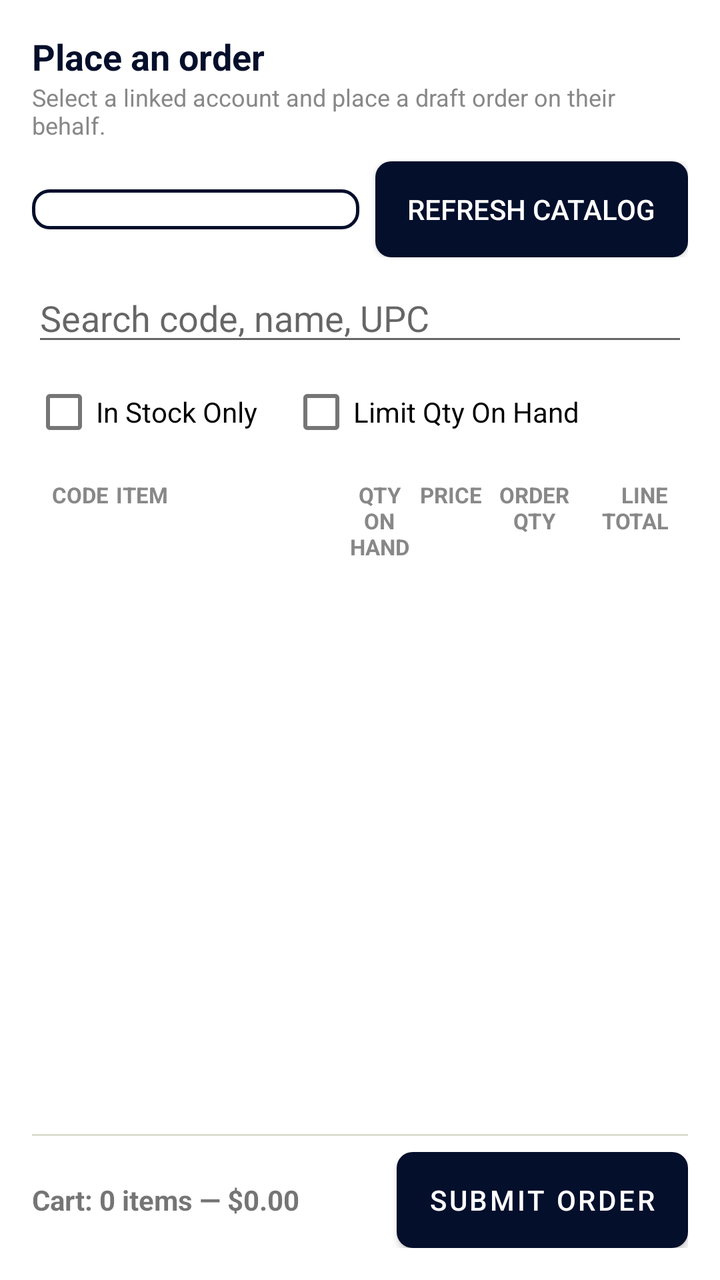
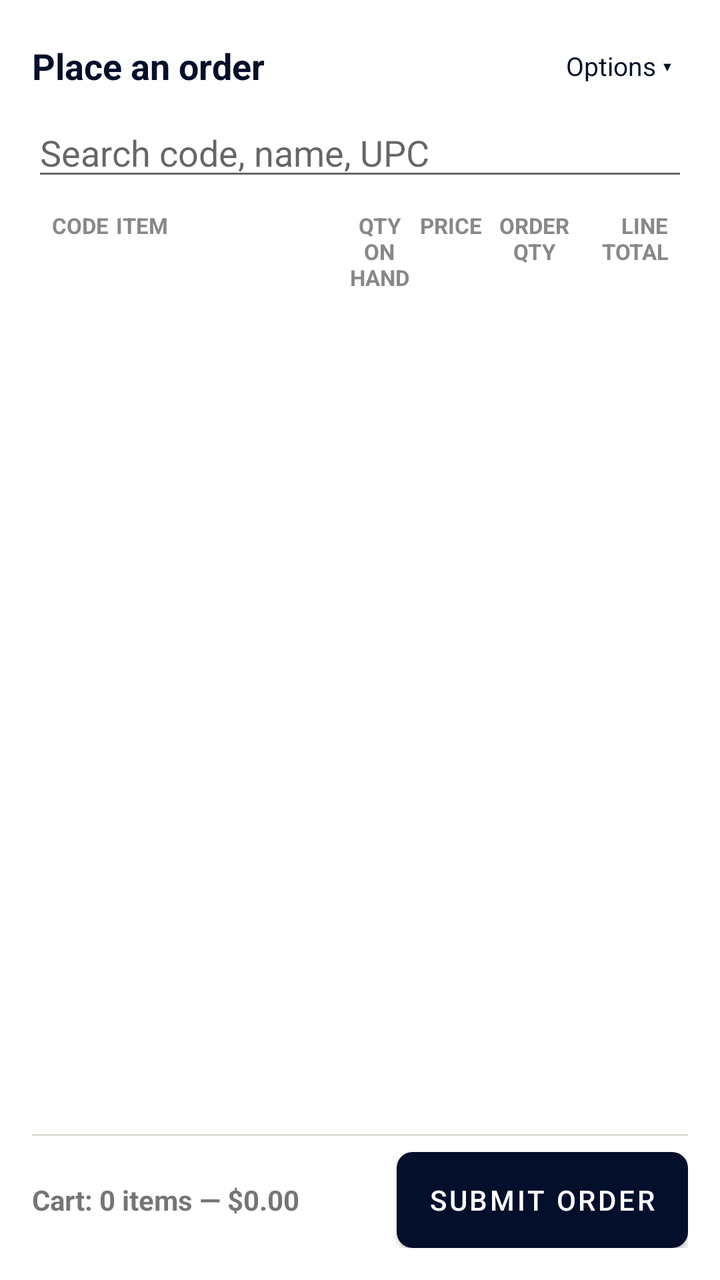

Screens rendered from an Android XML layout before and after an edit, with the pre-edit source and the edit as a unified diff.
<!-- AndroidManifest.xml: application theme Theme.LiquorBeeWholesale -->
<!-- res/layout/fragment_place_order.xml -->
<?xml version="1.0" encoding="utf-8"?>
<FrameLayout xmlns:android="http://schemas.android.com/apk/res/android"
    android:layout_width="match_parent"
    android:layout_height="match_parent">

    <LinearLayout
        android:layout_width="match_parent"
        android:layout_height="match_parent"
        android:orientation="vertical"
        android:padding="16dp">

        <TextView
            android:layout_width="match_parent"
            android:layout_height="wrap_content"
            android:text="Place an order"
            android:textStyle="bold"
            android:textSize="18sp"
            android:textColor="@color/purple_primary" />

        <TextView
            android:layout_width="match_parent"
            android:layout_height="wrap_content"
            android:text="Select a linked account and place a draft order on their behalf."
            android:textColor="#888888"
            android:textSize="12sp"
            android:layout_marginBottom="10dp" />

        <LinearLayout
            android:layout_width="match_parent"
            android:layout_height="wrap_content"
            android:orientation="horizontal"
            android:gravity="center_vertical">
            <FrameLayout
                android:layout_width="0dp"
                android:layout_height="wrap_content"
                android:layout_weight="1"
                android:layout_marginEnd="8dp">
                <Spinner
                    android:id="@+id/spinnerAccount"
                    android:layout_width="match_parent"
                    android:layout_height="wrap_content"
                    android:background="@drawable/bg_dropdown_field" />
            </FrameLayout>
            <Button
                android:id="@+id/buttonLoadCatalog"
                style="?android:attr/buttonStyleSmall"
                android:layout_width="wrap_content"
                android:layout_height="wrap_content"
                android:text="Refresh Catalog"
                android:background="@drawable/bg_button_dark"
                android:textColor="@color/white" />
        </LinearLayout>

        <EditText
            android:id="@+id/editSearch"
            android:layout_width="match_parent"
            android:layout_height="wrap_content"
            android:hint="Search code, name, UPC"
            android:layout_marginTop="8dp" />

        <LinearLayout
            android:layout_width="match_parent"
            android:layout_height="wrap_content"
            android:orientation="horizontal"
            android:layout_marginTop="4dp">
            <CheckBox
                android:id="@+id/checkboxInStockOnly"
                android:layout_width="wrap_content"
                android:layout_height="wrap_content"
                android:text="In Stock Only" />
            <CheckBox
                android:id="@+id/checkboxLimitQtyOnHand"
                android:layout_width="wrap_content"
                android:layout_height="wrap_content"
                android:text="Limit Qty On Hand"
                android:layout_marginStart="16dp" />
        </LinearLayout>

        <ProgressBar
            android:id="@+id/progressLoading"
            android:layout_width="wrap_content"
            android:layout_height="wrap_content"
            android:layout_gravity="center"
            android:layout_marginTop="16dp"
            android:visibility="gone" />

        <TextView
            android:id="@+id/textEmpty"
            android:layout_width="match_parent"
            android:layout_height="wrap_content"
            android:textColor="#888888"
            android:gravity="center"
            android:layout_marginTop="24dp"
            android:visibility="gone" />

        
        <LinearLayout
            android:layout_width="match_parent"
            android:layout_height="wrap_content"
            android:orientation="horizontal"
            android:paddingHorizontal="10dp"
            android:paddingTop="10dp">
            <TextView android:layout_width="0dp" android:layout_height="wrap_content" android:layout_weight="0.9" android:text="CODE" android:textStyle="bold" android:textSize="11sp" android:textColor="#888888" />
            <TextView android:layout_width="0dp" android:layout_height="wrap_content" android:layout_weight="3.2" android:text="ITEM" android:textStyle="bold" android:textSize="11sp" android:textColor="#888888" />
            <TextView android:layout_width="0dp" android:layout_height="wrap_content" android:layout_weight="1" android:gravity="center" android:text="QTY ON HAND" android:textStyle="bold" android:textSize="11sp" android:textColor="#888888" />
            <TextView android:layout_width="0dp" android:layout_height="wrap_content" android:layout_weight="1" android:gravity="center" android:text="PRICE" android:textStyle="bold" android:textSize="11sp" android:textColor="#888888" />
            <TextView android:layout_width="0dp" android:layout_height="wrap_content" android:layout_weight="1" android:gravity="center" android:text="ORDER QTY" android:textStyle="bold" android:textSize="11sp" android:textColor="#888888" android:layout_marginHorizontal="6dp" />
            <TextView android:layout_width="0dp" android:layout_height="wrap_content" android:layout_weight="1.2" android:gravity="end" android:text="LINE TOTAL" android:textStyle="bold" android:textSize="11sp" android:textColor="#888888" />
        </LinearLayout>

        <androidx.recyclerview.widget.RecyclerView
            android:id="@+id/recyclerCatalog"
            android:layout_width="match_parent"
            android:layout_height="0dp"
            android:layout_weight="1"
            android:layout_marginTop="4dp" />

        <View
            android:layout_width="match_parent"
            android:layout_height="1dp"
            android:background="#DEDDD1"
            android:layout_marginTop="4dp" />

        <LinearLayout
            android:layout_width="match_parent"
            android:layout_height="wrap_content"
            android:orientation="horizontal"
            android:gravity="center_vertical"
            android:layout_marginTop="8dp">
            <TextView
                android:id="@+id/textCartTotal"
                android:layout_width="0dp"
                android:layout_height="wrap_content"
                android:layout_weight="1"
                android:textStyle="bold"
                android:text="Cart: 0 items — $0.00" />
            <ProgressBar
                android:id="@+id/progressSubmitting"
                android:layout_width="24dp"
                android:layout_height="24dp"
                android:layout_marginEnd="10dp"
                android:indeterminate="true"
                android:visibility="gone" />
            <Button
                android:id="@+id/buttonSubmitOrder"
                android:layout_width="wrap_content"
                android:layout_height="wrap_content"
                android:text="Submit Order"
                android:background="@drawable/bg_button_primary"
                android:textColor="@color/white" />
        </LinearLayout>

        <TextView
            android:id="@+id/textMessage"
            android:layout_width="match_parent"
            android:layout_height="wrap_content"
            android:layout_marginTop="6dp"
            android:visibility="gone" />

    </LinearLayout>

    
    <FrameLayout
        android:id="@+id/celebrationOverlay"
        android:layout_width="match_parent"
        android:layout_height="match_parent"
        android:background="#CC000000"
        android:visibility="gone"
        android:clickable="true"
        android:focusable="true">
        <ImageView
            android:id="@+id/imageCelebration"
            android:layout_width="240dp"
            android:layout_height="240dp"
            android:layout_gravity="center"
            android:scaleType="centerCrop" />
    </FrameLayout>

</FrameLayout>
<!-- resources referenced by this layout -->
<resources>
  <color name="purple_primary">#030F2B</color>
  <color name="white">#FFFFFFFF</color>
  <!-- drawable bg_button_dark (drawable) -->
  <?xml version="1.0" encoding="utf-8"?>
  <shape xmlns:android="http://schemas.android.com/apk/res/android" android:shape="rectangle">
      <solid android:color="@color/purple_dark" />
      <corners android:radius="8dp" />
  </shape>
  <!-- drawable bg_button_primary (drawable) -->
  <?xml version="1.0" encoding="utf-8"?>
  <shape xmlns:android="http://schemas.android.com/apk/res/android" android:shape="rectangle">
      <solid android:color="@color/purple_primary" />
      <corners android:radius="8dp" />
  </shape>
  <!-- drawable bg_dropdown_field (drawable) -->
  <?xml version="1.0" encoding="utf-8"?>
  <shape xmlns:android="http://schemas.android.com/apk/res/android" android:shape="rectangle">
      <solid android:color="@color/white" />
      <stroke android:width="1.5dp" android:color="@color/purple_primary" />
      <corners android:radius="8dp" />
      <padding android:left="12dp" android:top="10dp" android:right="36dp" android:bottom="10dp" />
  </shape>
  <style name="Theme.LiquorBeeWholesale" parent="Theme.MaterialComponents.DayNight.NoActionBar">
          <item name="colorPrimary">@color/purple_primary</item>
          <item name="colorPrimaryDark">@color/purple_dark</item>
          <item name="colorAccent">@color/purple_primary</item>
          <item name="android:statusBarColor" tools:targetApi="l">@color/purple_dark</item>
      </style>
  <color name="purple_dark">#020A20</color>
</resources>

<!-- the commit's change to res/layout/fragment_place_order.xml (unified diff, before → after) -->
@@ -9,46 +9,29 @@
         android:orientation="vertical"
         android:padding="16dp">
 
-        <TextView
-            android:layout_width="match_parent"
-            android:layout_height="wrap_content"
-            android:text="Place an order"
-            android:textStyle="bold"
-            android:textSize="18sp"
-            android:textColor="@color/purple_primary" />
-
-        <TextView
-            android:layout_width="match_parent"
-            android:layout_height="wrap_content"
-            android:text="Select a linked account and place a draft order on their behalf."
-            android:textColor="#888888"
-            android:textSize="12sp"
-            android:layout_marginBottom="10dp" />
-
         <LinearLayout
             android:layout_width="match_parent"
             android:layout_height="wrap_content"
             android:orientation="horizontal"
             android:gravity="center_vertical">
-            <FrameLayout
+            <TextView
                 android:layout_width="0dp"
                 android:layout_height="wrap_content"
                 android:layout_weight="1"
-                android:layout_marginEnd="8dp">
-                <Spinner
-                    android:id="@+id/spinnerAccount"
-                    android:layout_width="match_parent"
-                    android:layout_height="wrap_content"
-                    android:background="@drawable/bg_dropdown_field" />
-            </FrameLayout>
-            <Button
-                android:id="@+id/buttonLoadCatalog"
-                style="?android:attr/buttonStyleSmall"
+                android:text="Place an order"
+                android:textStyle="bold"
+                android:textSize="18sp"
+                android:textColor="@color/purple_primary" />
+            <TextView
+                android:id="@+id/textToggleOptions"
                 android:layout_width="wrap_content"
                 android:layout_height="wrap_content"
-                android:text="Refresh Catalog"
-                android:background="@drawable/bg_button_dark"
-                android:textColor="@color/white" />
+                android:text="Options ▾"
+                android:textSize="13sp"
+                android:textColor="@color/purple_primary"
+                android:padding="8dp"
+                android:clickable="true"
+                android:focusable="true" />
         </LinearLayout>
 
         <EditText
@@ -56,24 +39,68 @@
             android:layout_width="match_parent"
             android:layout_height="wrap_content"
             android:hint="Search code, name, UPC"
-            android:layout_marginTop="8dp" />
-
-        <LinearLayout
-            android:layout_width="match_parent"
-            android:layout_height="wrap_content"
-            android:orientation="horizontal"
-            android:layout_marginTop="4dp">
-            <CheckBox
-                android:id="@+id/checkboxInStockOnly"
-                android:layout_width="wrap_content"
-                android:layout_height="wrap_content"
-                android:text="In Stock Only" />
-            <CheckBox
-                android:id="@+id/checkboxLimitQtyOnHand"
-                android:layout_width="wrap_content"
-                android:layout_height="wrap_content"
-                android:text="Limit Qty On Hand"
-                android:layout_marginStart="16dp" />
+            android:layout_marginTop="4dp" />
+
+        
+        <LinearLayout
+            android:id="@+id/groupOptions"
+            android:layout_width="match_parent"
+            android:layout_height="wrap_content"
+            android:orientation="vertical"
+            android:visibility="gone">
+
+            <TextView
+                android:layout_width="match_parent"
+                android:layout_height="wrap_content"
+                android:text="Select a linked account and place a draft order on their behalf."
+                android:textColor="#888888"
+                android:textSize="12sp"
+                android:layout_marginTop="8dp" />
+
+            <LinearLayout
+                android:layout_width="match_parent"
+                android:layout_height="wrap_content"
+                android:orientation="horizontal"
+                android:gravity="center_vertical"
+                android:layout_marginTop="4dp">
+                <FrameLayout
+                    android:layout_width="0dp"
+                    android:layout_height="wrap_content"
+                    android:layout_weight="1"
+                    android:layout_marginEnd="8dp">
+                    <Spinner
+                        android:id="@+id/spinnerAccount"
+                        android:layout_width="match_parent"
+                        android:layout_height="wrap_content"
+                        android:background="@drawable/bg_dropdown_field" />
+                </FrameLayout>
+                <Button
+                    android:id="@+id/buttonLoadCatalog"
+                    style="?android:attr/buttonStyleSmall"
+                    android:layout_width="wrap_content"
+                    android:layout_height="wrap_content"
+                    android:text="Refresh Catalog"
+                    android:background="@drawable/bg_button_dark"
+                    android:textColor="@color/white" />
+            </LinearLayout>
+
+            <LinearLayout
+                android:layout_width="match_parent"
+                android:layout_height="wrap_content"
+                android:orientation="horizontal"
+                android:layout_marginTop="4dp">
+                <CheckBox
+                    android:id="@+id/checkboxInStockOnly"
+                    android:layout_width="wrap_content"
+                    android:layout_height="wrap_content"
+                    android:text="In Stock Only" />
+                <CheckBox
+                    android:id="@+id/checkboxLimitQtyOnHand"
+                    android:layout_width="wrap_content"
+                    android:layout_height="wrap_content"
+                    android:text="Limit Qty On Hand"
+                    android:layout_marginStart="16dp" />
+            </LinearLayout>
         </LinearLayout>
 
         <ProgressBar
